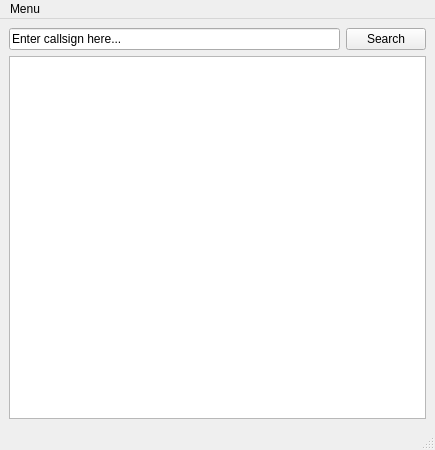
rouyng/cs-fetch, file gui/cf-gui-main.ui: the form before one commit.
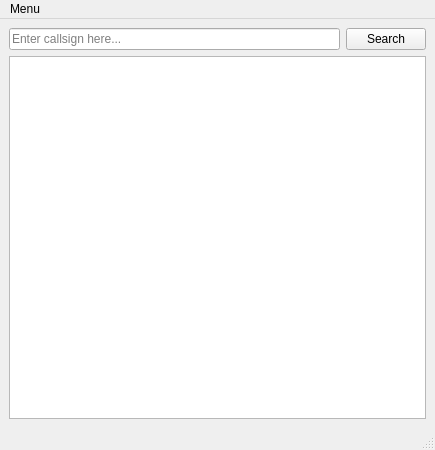
The form after the commit.

Commit message: add nice readable labels to gui version, adjust UI design for easier/faster operation

```diff
--- a/gui/cf-gui-main.ui
+++ b/gui/cf-gui-main.ui
@@ -25,6 +25,9 @@
     <item row="0" column="0">
      <widget class="QLineEdit" name="searchinput">
       <property name="text">
+       <string/>
+      </property>
+      <property name="placeholderText">
        <string>Enter callsign here...</string>
       </property>
      </widget>
```
Left out of the diff: 6 changed lines with no effect on the pictures. The commit also changes 2 other files.
